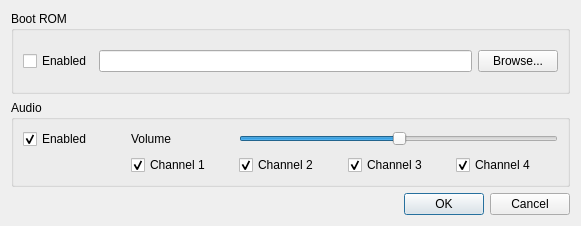
zlisinski/gbemu, file src/ui/SettingsDialog.ui: the form before one commit.
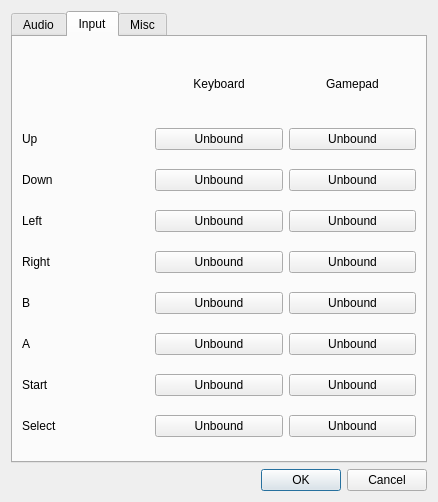
The form after the commit.

Commit message: Added configurable keyboard/gamepad bindings.

```diff
--- a/src/ui/SettingsDialog.ui
+++ b/src/ui/SettingsDialog.ui
@@ -9,8 +9,8 @@
    <rect>
     <x>0</x>
     <y>0</y>
-    <width>581</width>
-    <height>226</height>
+    <width>438</width>
+    <height>502</height>
    </rect>
   </property>
   <property name="windowTitle">
@@ -19,47 +19,44 @@
   <property name="modal">
    <bool>true</bool>
   </property>
-  <layout class="QGridLayout" name="gridLayout_3">
+  <layout class="QGridLayout" name="gridLayout_4">
    <item row="0" column="0">
-    <widget class="QGroupBox" name="groupBox">
-     <property name="title">
-      <string>Boot ROM</string>
+    <widget class="QTabWidget" name="tabWidget">
+     <property name="currentIndex">
+      <number>1</number>
      </property>
-     <layout class="QGridLayout" name="gridLayout">
-      <item row="0" column="0">
-       <widget class="QCheckBox" name="chkEnableBootRom">
-        <property name="text">
-         <string>Enabled</string>
-        </property>
-       </widget>
-      </item>
-      <item row="0" column="1">
-       <widget class="QLineEdit" name="txtBootRomFilename"/>
-      </item>
-      <item row="0" column="2">
-       <widget class="QPushButton" name="btnBrowseBootRom">
-        <property name="text">
-         <string>Browse...</string>
-        </property>
-       </widget>
-      </item>
-     </layout>
-    </widget>
-   </item>
-   <item row="1" column="0">
-    <widget class="QGroupBox" name="groupBox_2">
-     <property name="title">
+     <widget class="QWidget" name="tabAudio">
+      <attribute name="title">
       <string>Audio</string>
-     </property>
-     <layout class="QGridLayout" name="gridLayout_2">
-      <item row="0" column="1">
+      </attribute>
+      <layout class="QGridLayout" name="gridLayout_3">
+       <item row="0" column="0">
+        <widget class="QWidget" name="widget" native="true">
+         <property name="maximumSize">
+          <size>
+           <width>16777215</width>
+           <height>150</height>
+          </size>
+         </property>
+         <layout class="QGridLayout" name="gridLayout_5">
+          <item row="0" column="0">
+           <widget class="QCheckBox" name="chkAudioEnabled">
+            <property name="text">
+             <string>Enabled</string>
+            </property>
+            <property name="checked">
+             <bool>true</bool>
+            </property>
+           </widget>
+          </item>
+          <item row="1" column="0">
        <widget class="QLabel" name="lblAudioVolume">
         <property name="text">
          <string>Volume</string>
         </property>
        </widget>
       </item>
-      <item row="0" column="2" colspan="3">
+          <item row="1" column="1" colspan="3">
        <widget class="QSlider" name="sldAudioVolume">
         <property name="maximum">
          <number>255</number>
@@ -72,17 +69,7 @@
         </property>
        </widget>
       </item>
-      <item row="0" column="0">
-       <widget class="QCheckBox" name="chkAudioEnabled">
-        <property name="text">
-         <string>Enabled</string>
-        </property>
-        <property name="checked">
-         <bool>true</bool>
-        </property>
-       </widget>
-      </item>
-      <item row="2" column="1">
+          <item row="2" column="0">
        <widget class="QCheckBox" name="chkAudioChannel1">
         <property name="text">
          <string>Channel 1</string>
@@ -92,7 +79,7 @@
         </property>
        </widget>
       </item>
-      <item row="2" column="2">
+          <item row="2" column="1">
        <widget class="QCheckBox" name="chkAudioChannel2">
         <property name="text">
          <string>Channel 2</string>
@@ -102,7 +89,7 @@
         </property>
        </widget>
       </item>
-      <item row="2" column="3">
+          <item row="2" column="2">
        <widget class="QCheckBox" name="chkAudioChannel3">
         <property name="text">
          <string>Channel 3</string>
@@ -112,7 +99,7 @@
         </property>
        </widget>
       </item>
-      <item row="2" column="4">
+          <item row="2" column="3">
        <widget class="QCheckBox" name="chkAudioChannel4">
         <property name="text">
          <string>Channel 4</string>
@@ -125,7 +112,263 @@
      </layout>
     </widget>
    </item>
+      </layout>
+     </widget>
+     <widget class="QWidget" name="tabInput">
+      <attribute name="title">
+       <string>Input</string>
+      </attribute>
+      <layout class="QGridLayout" name="gridLayout_6">
+       <item row="0" column="1">
+        <widget class="QLabel" name="label">
+         <property name="maximumSize">
+          <size>
+           <width>16777215</width>
+           <height>50</height>
+          </size>
+         </property>
+         <property name="text">
+          <string>Keyboard</string>
+         </property>
+         <property name="alignment">
+          <set>Qt::AlignCenter</set>
+         </property>
+        </widget>
+       </item>
+       <item row="0" column="2">
+        <widget class="QLabel" name="label_2">
+         <property name="maximumSize">
+          <size>
+           <width>16777215</width>
+           <height>50</height>
+          </size>
+         </property>
+         <property name="text">
+          <string>Gamepad</string>
+         </property>
+         <property name="alignment">
+          <set>Qt::AlignCenter</set>
+         </property>
+        </widget>
+       </item>
+       <item row="1" column="0">
+        <widget class="QLabel" name="label_3">
+         <property name="text">
+          <string>Up</string>
+         </property>
+        </widget>
+       </item>
+       <item row="1" column="1">
+        <widget class="QPushButton" name="btnUpKey">
+         <property name="text">
+          <string>Unbound</string>
+         </property>
+        </widget>
+       </item>
+       <item row="1" column="2">
+        <widget class="QPushButton" name="btnUpPad">
+         <property name="text">
+          <string>Unbound</string>
+         </property>
+        </widget>
+       </item>
    <item row="2" column="0">
+        <widget class="QLabel" name="label_7">
+         <property name="text">
+          <string>Down</string>
+         </property>
+        </widget>
+       </item>
+       <item row="2" column="1">
+        <widget class="QPushButton" name="btnDownKey">
+         <property name="text">
+          <string>Unbound</string>
+         </property>
+        </widget>
+       </item>
+       <item row="2" column="2">
+        <widget class="QPushButton" name="btnDownPad">
+         <property name="text">
+          <string>Unbound</string>
+         </property>
+        </widget>
+       </item>
+       <item row="3" column="0">
+        <widget class="QLabel" name="label_8">
+         <property name="text">
+          <string>Left</string>
+         </property>
+        </widget>
+       </item>
+       <item row="3" column="1">
+        <widget class="QPushButton" name="btnLeftKey">
+         <property name="text">
+          <string>Unbound</string>
+         </property>
+        </widget>
+       </item>
+       <item row="3" column="2">
+        <widget class="QPushButton" name="btnLeftPad">
+         <property name="text">
+          <string>Unbound</string>
+         </property>
+        </widget>
+       </item>
+       <item row="4" column="0">
+        <widget class="QLabel" name="label_9">
+         <property name="text">
+          <string>Right</string>
+         </property>
+        </widget>
+       </item>
+       <item row="4" column="1">
+        <widget class="QPushButton" name="btnRightKey">
+         <property name="text">
+          <string>Unbound</string>
+         </property>
+        </widget>
+       </item>
+       <item row="4" column="2">
+        <widget class="QPushButton" name="btnRightPad">
+         <property name="text">
+          <string>Unbound</string>
+         </property>
+        </widget>
+       </item>
+       <item row="5" column="0">
+        <widget class="QLabel" name="label_10">
+         <property name="text">
+          <string>B</string>
+         </property>
+        </widget>
+       </item>
+       <item row="5" column="1">
+        <widget class="QPushButton" name="btnBKey">
+         <property name="text">
+          <string>Unbound</string>
+         </property>
+        </widget>
+       </item>
+       <item row="5" column="2">
+        <widget class="QPushButton" name="btnBPad">
+         <property name="text">
+          <string>Unbound</string>
+         </property>
+        </widget>
+       </item>
+       <item row="6" column="0">
+        <widget class="QLabel" name="label_11">
+         <property name="text">
+          <string>A</string>
+         </property>
+        </widget>
+       </item>
+       <item row="6" column="1">
+        <widget class="QPushButton" name="btnAKey">
+         <property name="text">
+          <string>Unbound</string>
+         </property>
+        </widget>
+       </item>
+       <item row="6" column="2">
+        <widget class="QPushButton" name="btnAPad">
+         <property name="text">
+          <string>Unbound</string>
+         </property>
+        </widget>
+       </item>
+       <item row="7" column="0">
+        <widget class="QLabel" name="label_12">
+         <property name="text">
+          <string>Start</string>
+         </property>
+        </widget>
+       </item>
+       <item row="7" column="1">
+        <widget class="QPushButton" name="btnStartKey">
+         <property name="text">
+          <string>Unbound</string>
+         </property>
+        </widget>
+       </item>
+       <item row="7" column="2">
+        <widget class="QPushButton" name="btnStartPad">
+         <property name="text">
+          <string>Unbound</string>
+         </property>
+        </widget>
+       </item>
+       <item row="8" column="0">
+        <widget class="QLabel" name="label_13">
+         <property name="text">
+          <string>Select</string>
+         </property>
+        </widget>
+       </item>
+       <item row="8" column="1">
+        <widget class="QPushButton" name="btnSelectKey">
+         <property name="text">
+          <string>Unbound</string>
+         </property>
+        </widget>
+       </item>
+       <item row="8" column="2">
+        <widget class="QPushButton" name="btnSelectPad">
+         <property name="text">
+          <string>Unbound</string>
+         </property>
+        </widget>
+       </item>
+      </layout>
+     </widget>
+     <widget class="QWidget" name="tabMisc">
+      <attribute name="title">
+       <string>Misc</string>
+      </attribute>
+      <layout class="QGridLayout" name="gridLayout_2">
+       <item row="0" column="0">
+        <widget class="QGroupBox" name="groupBox">
+         <property name="sizePolicy">
+          <sizepolicy hsizetype="Preferred" vsizetype="Ignored">
+           <horstretch>0</horstretch>
+           <verstretch>0</verstretch>
+          </sizepolicy>
+         </property>
+         <property name="maximumSize">
+          <size>
+           <width>16777215</width>
+           <height>100</height>
+          </size>
+         </property>
+         <property name="title">
+          <string>Boot ROM</string>
+         </property>
+         <layout class="QGridLayout" name="gridLayout">
+          <item row="0" column="0">
+           <widget class="QCheckBox" name="chkEnableBootRom">
+            <property name="text">
+             <string>Enabled</string>
+            </property>
+           </widget>
+          </item>
+          <item row="0" column="1">
+           <widget class="QLineEdit" name="txtBootRomFilename"/>
+          </item>
+          <item row="0" column="2">
+           <widget class="QPushButton" name="btnBrowseBootRom">
+            <property name="text">
+             <string>Browse...</string>
+            </property>
+           </widget>
+          </item>
+         </layout>
+        </widget>
+       </item>
+      </layout>
+     </widget>
+    </widget>
+   </item>
+   <item row="1" column="0">
     <widget class="QDialogButtonBox" name="buttonBox">
      <property name="orientation">
       <enum>Qt::Horizontal</enum>
```
Lines whose indentation alone changed are shown as unchanged. The commit also changes 10 other files.
